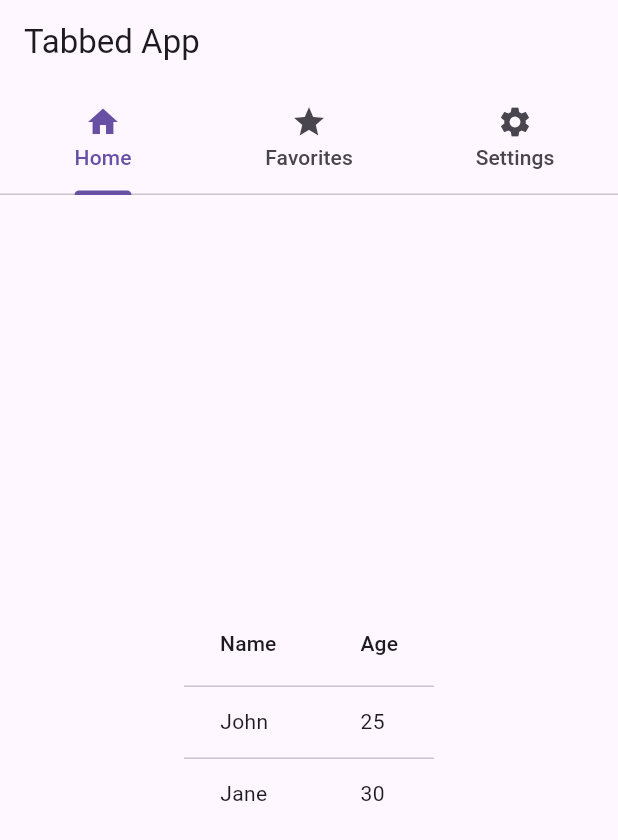
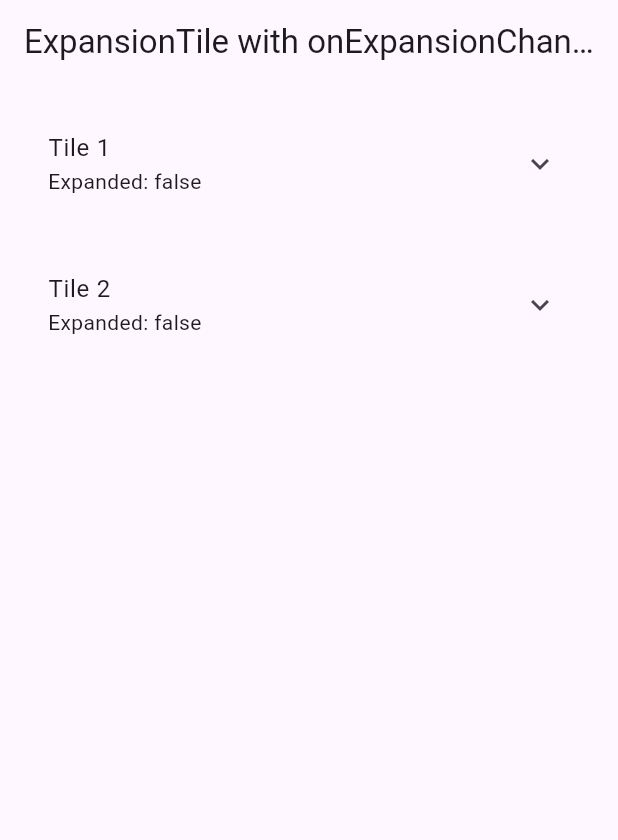
Before and after one commit to malkthere/amda2025-API-Animation, a Flutter app: the screen it shows after launch, on a phone screen of 412 x 824 dp. Shown: the top 840 px of the screen. Run offline on Flutter 3.47's test engine with Material 3 defaults, Android fonts, the phone set to English and light mode, and no system bars.

Commit message:
advance lay0ut 01

```diff
--- /dev/null
+++ b/lib/OnboardingScreen.dart
@@ -0,0 +1,25 @@
+import 'package:flutter/material.dart';
+
+class advancelayout extends StatefulWidget {
+  @override
+  _advancelayoutState createState() => _advancelayoutState();
+}
+
+class _advancelayoutState extends State<advancelayout> {
+
+  @override
+  Widget build(BuildContext context) {
+    return Scaffold(
+      backgroundColor: Colors.white,
+      body: ExpansionTile(
+        title: Text("Click to expand"),
+        children: [
+          ListTile(title: Text("Item 1"), trailing:Icon(Icons.ice_skating), onTap: (){   },),
+          ListTile(title: Text("Item 2"),trailing:Icon(Icons.museum)),
+
+        ],
+
+      ),
+    );
+  }
+}
--- a/lib/main.dart
+++ b/lib/main.dart
@@ -1,182 +1,108 @@
 import 'package:flutter/material.dart';
 
 void main() {
-  runApp(MyApp());
+  runApp(const MyApp());
 }
 
 class MyApp extends StatelessWidget {
+  const MyApp({super.key});
+
   @override
   Widget build(BuildContext context) {
     return MaterialApp(
-      title: 'Advanced Animations',
-      theme: ThemeData(primarySwatch: Colors.blue),
-      home: AnimationHomePage(),
-      debugShowCheckedModeBanner: false,
+      title: 'ExpansionTile Example',
+      theme: ThemeData(
+        primarySwatch: Colors.blue,
+      ),
+      home: const MyHomePage(),
     );
   }
 }
 
-class AnimationHomePage extends StatefulWidget {
+class MyHomePage extends StatefulWidget {
+  const MyHomePage({super.key});
+
   @override
-  _AnimationHomePageState createState() => _AnimationHomePageState();
+  State<MyHomePage> createState() => _MyHomePageState();
 }
 
-class _AnimationHomePageState extends State<AnimationHomePage>
-    with SingleTickerProviderStateMixin {
-  bool _expanded = true;
-  double _opacity = 1.0;
-  late AnimationController _controller;
-  late Animation<double> _animation;
-  var count=0;
-  @override
-  void initState() {
-    super.initState();
-         _controller = AnimationController(
-      duration: Duration(seconds: 2),
-      vsync: this,
-    );
-    _animation = Tween<double>(begin: 0.0, end: 300.0).animate(_controller)
-      ..addListener(() {
-        setState(() {});
-      });
-  }
-
-  @override
-  void dispose() {
-    _controller.dispose();
-    super.dispose();
-  }
-
-  void _toggleContainer() {
-    setState(() {
-      _expanded = !_expanded;
-    });
-  }
-
-  void _toggleOpacity() {
-    setState(() {
-      _opacity = _opacity == 0.0 ? 1.0 : 0.0;
-    });
-  }
-
-  void _startManualAnimation() {
-    _controller.reset();
-    _controller.forward();
-  }
+class _MyHomePageState extends State<MyHomePage> {
+  bool _isExpanded1 = false;
+  bool _isExpanded2 = false;
 
   @override
   Widget build(BuildContext context) {
-    bool isRed=false;
-
-    var _listKey;
-    var items=["1","2","3","4"];
-    return DefaultTabController(
-      length: 3,
-      child: Scaffold(
-        appBar: AppBar(
-          title: Text("Tabbed App"),
-          bottom: TabBar(
-            tabs: [
-              Tab(icon: Icon(Icons.home), text: "Home"),
-              Tab(icon: Icon(Icons.star), text: "Favorites"),
-              Tab(icon: Icon(Icons.settings), text: "Settings"),
-            ],
-          ),
-        ),
-        body: TabBarView(
-          children: [
-            Center(
-                child: DataTable(
-              columns: [
-                DataColumn(label: Text('Name')),
-                DataColumn(label: Text('Age')),
-              ],
-              rows: [
-                DataRow(cells: [
-                  DataCell(Text('John')),
-                  DataCell(Text('25')),
-                ]),
-                DataRow(cells: [
-                  DataCell(Text('Jane')),
-                  DataCell(Text('30')),
-                ]),
-              ],
-            )
-            ),
-            Center(child: PageView(
-              children: [
-                Container(color: Colors.red),
-                Container(child: DataTable(
-                  columns: [
-                    DataColumn(label: Text('Name')),
-                    DataColumn(label: Text('Age')),
-                  ],
-                  rows: [
-                    DataRow(cells: [
-                      DataCell(Text('John')),
-                      DataCell(Text('25')),
-                    ]),
-                    DataRow(cells: [
-                      DataCell(Text('Jane')),
-                      DataCell(Text('30')),
-                    ]),
-                  ],
-                )),
-                Container(child: GridView.count(
-                  crossAxisCount: 2,
-                  children: List.generate(6, (index) {
-                    return Card(
-                      child: Center(child: Text('Item $index')),
-                    );
-                  }),
-                ),),
-              ],
-            )),
-            Center(child: PageView(
-              children:[
-                Center(
-                  child: TweenAnimationBuilder(
-                    tween: Tween<double>(begin: 0, end: 1),
-                    duration: Duration(seconds: 2),
-                    builder: (context, value, child) {
-                      return Opacity(
-                        opacity: value,
-                        child: AnimatedContainer(
-                          duration: Duration(milliseconds: 500),
-                          color: value==0 ? Colors.red : Colors.blue,
-                          width: value==0 ? 100 : 200,
-                          height: 100,
-                        ),
-                      );
-                    },
+    return Scaffold(
+      appBar: AppBar(
+        title: const Text('ExpansionTile with onExpansionChanged'),
+      ),
+      body: SingleChildScrollView(
+        padding: const EdgeInsets.all(16.0),
+        child: Column(
+          children: <Widget>[
+            ExpansionTile(
+              title: const Text('Tile 1'),
+              subtitle: Text('Expanded: $_isExpanded1'),
+              initiallyExpanded: _isExpanded1,
+              onExpansionChanged: (bool expanded) {
+                setState(() {
+                  _isExpanded1 = expanded;
+                  print('Tile 1 expanded: $expanded');
+                  // You can perform other actions here when the tile expands/collapses
+                });
+              },
+              children: const <Widget>[
+                Padding(
+                  padding: EdgeInsets.all(16.0),
+                  child: Text(
+                    'This is the content of the first expansion tile. '
+                        'You can put any widgets you like here.',
                   ),
                 ),
-                AnimatedSwitcher(
-                  duration: Duration(milliseconds: 500),
-                  child: Text(
-                    '$count=0',
-                    key: ValueKey<int>(count),
-                    style: TextStyle(fontSize: 50),
-                  ),
+              ],
+            ),
+            const SizedBox(height: 20),
+            ExpansionTile(
+              title: const Text('Tile 2'),
+              subtitle: Text('Expanded: $_isExpanded2'),
+              initiallyExpanded: _isExpanded2,
+              onExpansionChanged: (bool expanded) {
+                setState(() {
+                  _isExpanded2 = expanded;
+                  print('Tile 2 expanded: $expanded');
+                  // Perform different actions for the second tile
+                  if (expanded) {
+                    ScaffoldMessenger.of(context).showSnackBar(
+                      const SnackBar(content: Text('Tile 2 is now expanded!')),
+                    );
+                  } else {
+                    ScaffoldMessenger.of(context).showSnackBar(
+                      const SnackBar(content: Text('Tile 2 is now collapsed.')),
+                    );
+                  }
+                });
+              },
+              children: <Widget>[
+                ListTile(
+                  leading: const Icon(Icons.star),
+                  title: const Text('Item A'),
+                  onTap: () {
+                    print('Item A tapped in Tile 2');
+                  },
                 ),
-                AnimatedList(
-                  key: _listKey,
-                  initialItemCount: items.length,
-                  itemBuilder: (context, index, animation) {
-                    return SizeTransition(
-                      sizeFactor: animation,
-                      child: ListTile(title: Text(items[index]),onTap: (){},),
-                    );
+                ListTile(
+                  leading: const Icon(Icons.favorite),
+                  title: const Text('Item B'),
+                  onTap: () {
+                    print('Item B tapped in Tile 2');
                   },
-                )
-
-    ]
-
-            )),
+                ),
+              ],
+            ),
+            // You can add more ExpansionTile widgets here
           ],
         ),
       ),
-    )
-    ;
+    );
   }
 }
--- a/pubspec.yaml
+++ b/pubspec.yaml
@@ -67,6 +67,9 @@ flutter:
   assets:
     - assets/images/sample1.jpg
     - assets/images/sample2.jpg
+    - assets/images/onboard1.png
+    #- assets/images/onboard2.png
+    #- assets/images/onboard3.png
 
   # An image asset can refer to one or more resolution-specific "variants", see
   # https://flutter.dev/assets-and-images/#resolution-aware
```
Also changed, not shown: assets/images/onboard1.png (added).
